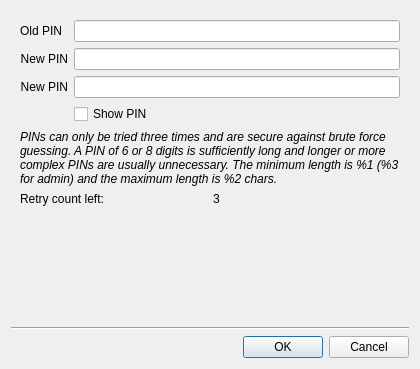
First picture: the form in src/ui/stick20changepassworddialog.ui, repository Nitrokey/nitrokey-app, before the edit.
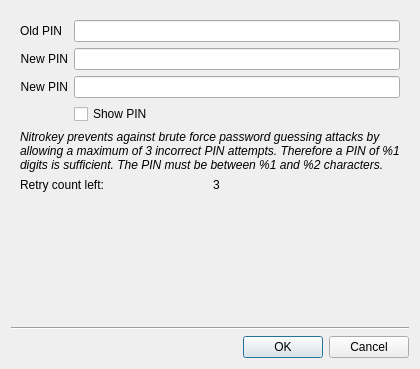
Second picture: the form after the edit. Icons and pictures are not drawn.

Commit message:
Apply changes from additional feedback
Closes #289

```diff
--- a/src/ui/stick20changepassworddialog.ui
+++ b/src/ui/stick20changepassworddialog.ui
@@ -143,7 +143,7 @@
          <enum>Qt::StrongFocus</enum>
         </property>
         <property name="text">
-         <string>&lt;html&gt;&lt;head/&gt;&lt;body&gt;&lt;p&gt;&lt;span style=&quot; font-style:italic;&quot;&gt;PINs can only be tried three times and are secure against brute force guessing. A PIN of 6 or 8 digits is sufficiently long and longer or more complex PINs are usually unnecessary. The minimum length is %1 (%3 for admin) and the maximum length is %2 chars. &lt;/span&gt;&lt;/p&gt;&lt;/body&gt;&lt;/html&gt;</string>
+         <string>&lt;html&gt;&lt;head/&gt;&lt;body&gt;&lt;p&gt;&lt;span style=&quot; font-style:italic;&quot;&gt;Nitrokey prevents against brute force password guessing attacks by allowing a maximum of 3 incorrect PIN attempts. Therefore a PIN of %1 digits is sufficient. The PIN must be between %1 and %2 characters.&lt;/span&gt;&lt;/p&gt;&lt;/body&gt;&lt;/html&gt;</string>
         </property>
         <property name="scaledContents">
          <bool>false</bool>
```
Left out of the diff: 15 changed lines with no effect on the pictures. The commit also changes 1 other file.
